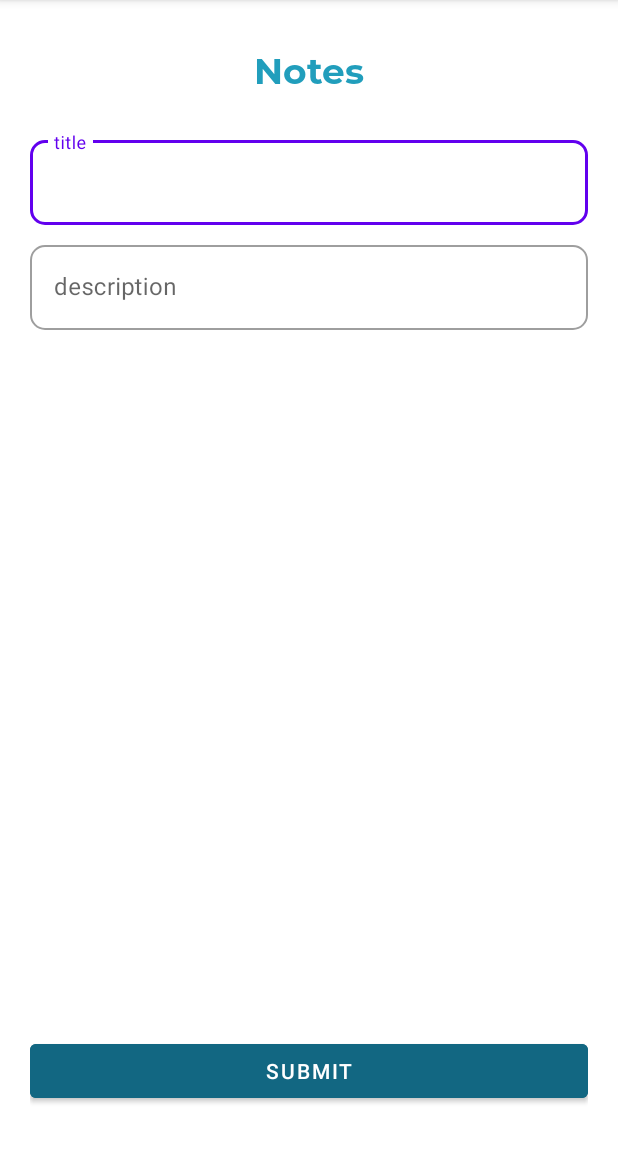
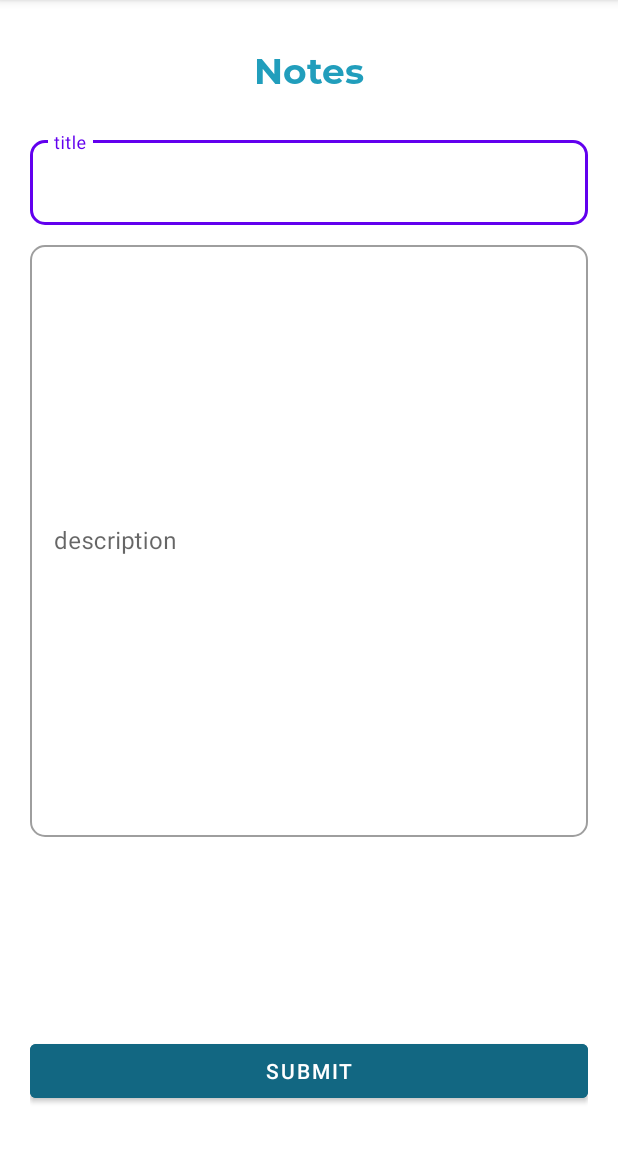
Before and after one commit to devissvtr/PeakTime, an Android app: the InputNoteActivity screen opened directly, with no data from a screen before it, on a phone screen of 412 x 824 dp, the part 84-1236 px from its top. Run offline under Robolectric (Android 15) with nearby library versions, the phone set to English and light mode, and no system bars.

Commit message:
updated4

```diff
--- a/app/src/main/res/layout/activity_input_note.xml
+++ b/app/src/main/res/layout/activity_input_note.xml
@@ -51,7 +51,7 @@
         style="@style/Widget.MaterialComponents.TextInputLayout.OutlinedBox"
         app:boxBackgroundColor="@color/white"
         android:layout_width="match_parent"
-        android:layout_height="wrap_content"
+        android:layout_height="400dp"
         app:boxCornerRadiusBottomEnd="10dp"
         app:boxCornerRadiusBottomStart="10dp"
         app:boxCornerRadiusTopEnd="10dp"
```
